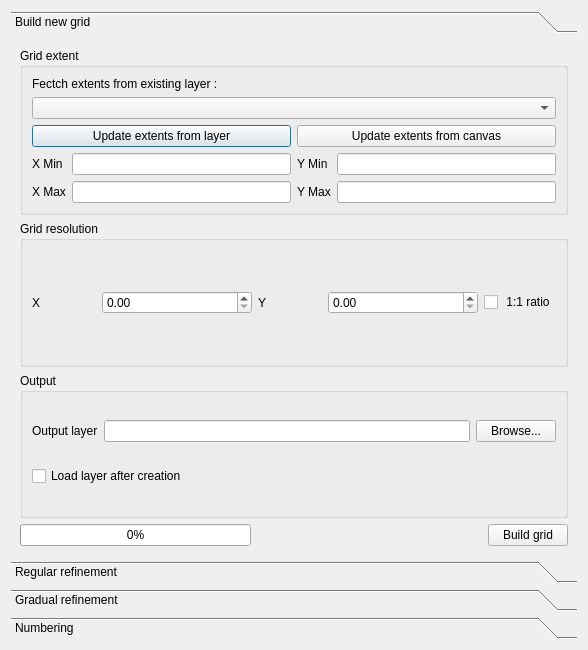
Before: the Qt Designer form ui_qgridder.ui in apryet/Qgridder, drawn with Qt 5.
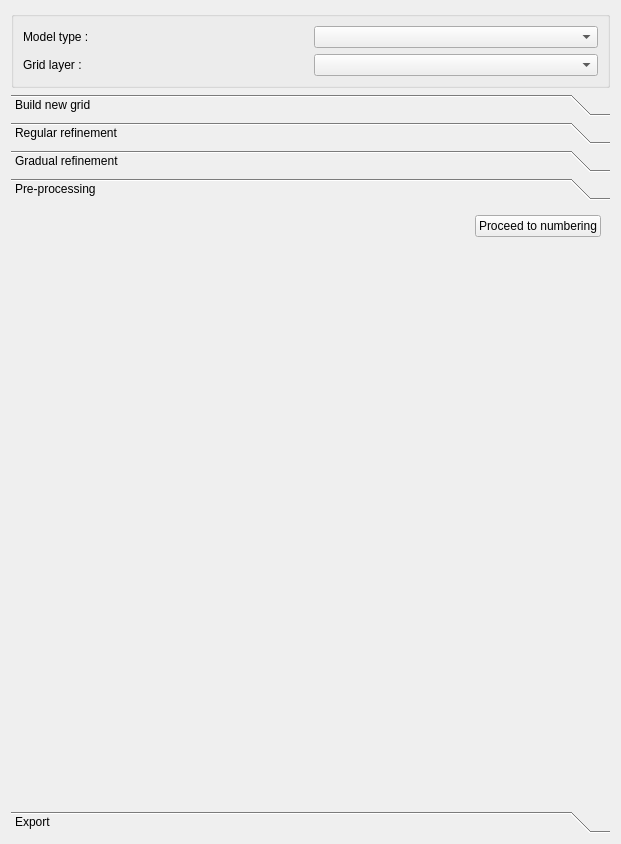
After: the same form once the commit is applied. The open tabs and pages were chosen to show the change.

Diff of the .ui file:
```diff
--- a/ui_qgridder.ui
+++ b/ui_qgridder.ui
@@ -6,15 +6,60 @@
    <rect>
     <x>0</x>
     <y>0</y>
-    <width>588</width>
-    <height>650</height>
+    <width>621</width>
+    <height>844</height>
    </rect>
   </property>
   <property name="windowTitle">
    <string>Qgridder</string>
   </property>
-  <layout class="QGridLayout" name="gridLayout">
-   <item row="1" column="0">
+  <layout class="QVBoxLayout" name="verticalLayout_7">
+   <item>
+    <widget class="QGroupBox" name="groupBox_4">
+     <property name="title">
+      <string/>
+     </property>
+     <layout class="QVBoxLayout" name="verticalLayout_3">
+      <item>
+       <layout class="QHBoxLayout" name="horizontalLayout_12">
+        <item>
+         <widget class="QLabel" name="label_22">
+          <property name="text">
+           <string>Model type :</string>
+          </property>
+         </widget>
+        </item>
+        <item>
+         <widget class="QComboBox" name="listModelName">
+          <property name="editable">
+           <bool>false</bool>
+          </property>
+         </widget>
+        </item>
+       </layout>
+      </item>
+      <item>
+       <layout class="QHBoxLayout" name="horizontalLayout_11">
+        <item>
+         <widget class="QLabel" name="labelGridLayer">
+          <property name="text">
+           <string>Grid layer :</string>
+          </property>
+         </widget>
+        </item>
+        <item>
+         <widget class="QComboBox" name="listGridLayer">
+          <property name="enabled">
+           <bool>true</bool>
+          </property>
+         </widget>
+        </item>
+       </layout>
+      </item>
+     </layout>
+    </widget>
+   </item>
+   <item>
     <widget class="QToolBox" name="toolBox">
      <property name="currentIndex">
       <number>0</number>
@@ -24,14 +69,14 @@
        <rect>
         <x>0</x>
         <y>0</y>
-        <width>564</width>
-        <height>490</height>
+        <width>597</width>
+        <height>542</height>
        </rect>
       </property>
       <attribute name="label">
        <string>Build new grid</string>
       </attribute>
-      <layout class="QVBoxLayout" name="verticalLayout_3">
+      <layout class="QVBoxLayout" name="verticalLayout">
        <item>
         <widget class="QGroupBox" name="groupBox">
          <property name="title">
@@ -62,7 +107,11 @@
           <item row="3" column="0">
            <layout class="QGridLayout" name="gridLayout_2">
             <item row="0" column="1">
-             <widget class="QLineEdit" name="textXmin"/>
+             <widget class="QLineEdit" name="textXmin">
+              <property name="text">
+               <string>0</string>
+              </property>
+             </widget>
             </item>
             <item row="0" column="2">
              <widget class="QLabel" name="label_2">
@@ -72,7 +121,11 @@
              </widget>
             </item>
             <item row="0" column="3">
-             <widget class="QLineEdit" name="textYmin"/>
+             <widget class="QLineEdit" name="textYmin">
+              <property name="text">
+               <string>0</string>
+              </property>
+             </widget>
             </item>
             <item row="0" column="0">
              <widget class="QLabel" name="label_3">
@@ -82,7 +135,11 @@
              </widget>
             </item>
             <item row="1" column="3">
-             <widget class="QLineEdit" name="textYmax"/>
+             <widget class="QLineEdit" name="textYmax">
+              <property name="text">
+               <string>100</string>
+              </property>
+             </widget>
             </item>
             <item row="1" column="2">
              <widget class="QLabel" name="label_4">
@@ -99,7 +156,11 @@
              </widget>
             </item>
             <item row="1" column="1">
-             <widget class="QLineEdit" name="textXmax"/>
+             <widget class="QLineEdit" name="textXmax">
+              <property name="text">
+               <string>100</string>
+              </property>
+             </widget>
             </item>
            </layout>
           </item>
@@ -116,10 +177,10 @@
        <item>
         <widget class="QGroupBox" name="groupBox_2">
          <property name="title">
-          <string>Grid resolution</string>
+          <string>Grid resolution (in map unit)</string>
          </property>
-         <layout class="QVBoxLayout" name="verticalLayout">
-          <item>
+         <layout class="QGridLayout" name="gridLayout">
+          <item row="0" column="0">
            <layout class="QGridLayout" name="gridLayout_5">
             <item row="0" column="4">
              <widget class="QDoubleSpinBox" name="sboxYres">
@@ -185,7 +246,11 @@
           <item row="0" column="0">
            <layout class="QGridLayout" name="gridLayout_7">
             <item row="3" column="1">
-             <widget class="QLineEdit" name="textOutFilename"/>
+             <widget class="QLineEdit" name="textOutFilename">
+              <property name="text">
+               <string>grid.shp</string>
+              </property>
+             </widget>
             </item>
             <item row="3" column="2">
              <widget class="QPushButton" name="buttonBrowse">
@@ -259,16 +324,6 @@
        <string>Regular refinement</string>
       </attribute>
       <layout class="QVBoxLayout" name="verticalLayout_2">
-       <item>
-        <widget class="QLabel" name="label_8">
-         <property name="text">
-          <string>Grid layer :</string>
-         </property>
-        </widget>
-       </item>
-       <item>
-        <widget class="QComboBox" name="listGridLayer"/>
-       </item>
        <item>
         <widget class="QLabel" name="label_9">
          <property name="text">
@@ -326,14 +381,7 @@
          <item>
           <widget class="QCheckBox" name="checkTopo">
            <property name="text">
-            <string>Check topology  for : </string>
-           </property>
-          </widget>
-         </item>
-         <item>
-          <widget class="QComboBox" name="listModelName">
-           <property name="editable">
-            <bool>false</bool>
+            <string>Check topology  for selected model type</string>
            </property>
           </widget>
          </item>
@@ -583,6 +631,58 @@
        </item>
       </layout>
      </widget>
+     <widget class="QWidget" name="page_3">
+      <property name="geometry">
+       <rect>
+        <x>0</x>
+        <y>0</y>
+        <width>597</width>
+        <height>542</height>
+       </rect>
+      </property>
+      <attribute name="label">
+       <string>Pre-processing</string>
+      </attribute>
+      <layout class="QVBoxLayout" name="verticalLayout_6">
+       <item>
+        <layout class="QHBoxLayout" name="horizontalLayout_13">
+         <item>
+          <spacer name="horizontalSpacer_7">
+           <property name="orientation">
+            <enum>Qt::Horizontal</enum>
+           </property>
+           <property name="sizeHint" stdset="0">
+            <size>
+             <width>40</width>
+             <height>20</height>
+            </size>
+           </property>
+          </spacer>
+         </item>
+         <item>
+          <widget class="QPushButton" name="buttonProceedNumbering">
+           <property name="text">
+            <string>Proceed to numbering</string>
+           </property>
+          </widget>
+         </item>
+        </layout>
+       </item>
+       <item>
+        <spacer name="verticalSpacer_4">
+         <property name="orientation">
+          <enum>Qt::Vertical</enum>
+         </property>
+         <property name="sizeHint" stdset="0">
+          <size>
+           <width>20</width>
+           <height>459</height>
+          </size>
+         </property>
+        </spacer>
+       </item>
+      </layout>
+     </widget>
      <widget class="QWidget" name="page_2">
       <property name="geometry">
        <rect>
@@ -593,7 +693,7 @@
        </rect>
       </property>
       <attribute name="label">
-       <string>Numbering</string>
+       <string>Export</string>
       </attribute>
       <layout class="QVBoxLayout" name="verticalLayout_5">
        <item>
```
Left out of the diff: 130 changed lines with no effect on the pictures.
